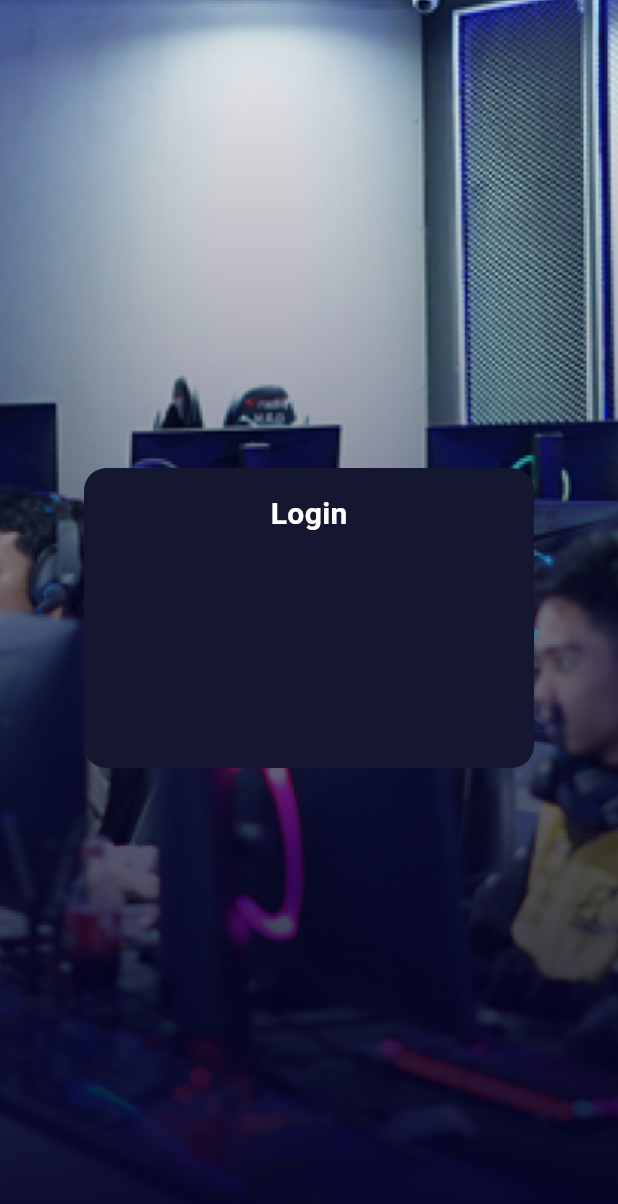
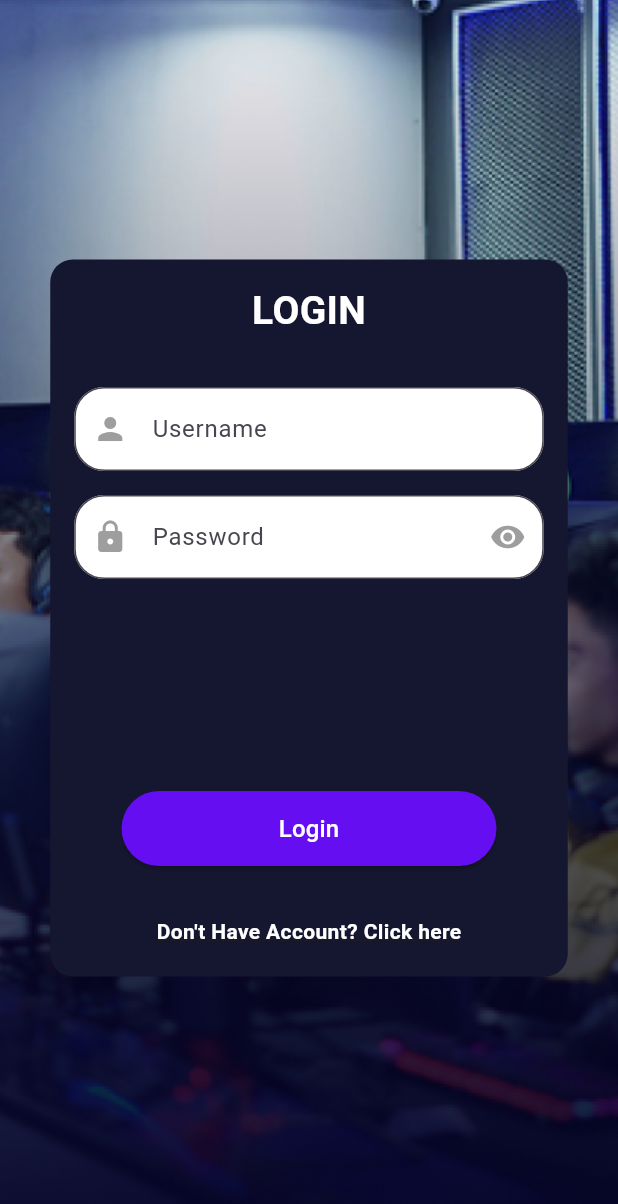
Before and after one commit to afzaalis/mobile-rpic-beta, a Flutter app: the screen it shows after launch, after a tap on "Login", on a phone screen of 412 x 824 dp. Shown: the top 1204 px of the screen. Run offline on Flutter 3.47's test engine with Material 3 defaults, Android fonts, the phone set to English and light mode, and no system bars.

Commit message:
update login,signup page

```diff
--- a/lib/pages/login.dart
+++ b/lib/pages/login.dart
@@ -1,6 +1,18 @@
 import 'package:flutter/material.dart';
+import 'package:rpic_mobile_beta/pages/reservasiPage.dart';
+import './signup.dart';
+import './reservasiPage.dart';
 
-class Login extends StatelessWidget {
+class Login extends StatefulWidget {
+  @override
+  _LoginState createState() => _LoginState();
+}
+
+class _LoginState extends State<Login> {
+  final TextEditingController _usernameController = TextEditingController();
+  final TextEditingController _passwordController = TextEditingController();
+  bool _obscureText = true;
+
   @override
   Widget build(BuildContext context) {
     return Scaffold(
@@ -11,33 +23,136 @@ class Login extends StatelessWidget {
             fit: BoxFit.cover,
           ),
         ),
-
         child: Center(
           child: Container(
-              width: 300,
-              height: 200,
+            width: 345,
+            height: 478,
             decoration: BoxDecoration(
               color: Color(0xFF15162F),
               borderRadius: BorderRadius.circular(15),
             ),
             child: Column(
+              mainAxisAlignment: MainAxisAlignment.spaceBetween,
+              children: [
+                Column(
                   children: [
                     Padding(
                       padding: const EdgeInsets.all(16.0),
                       child: Text(
+                        'LOGIN',
+                        style: TextStyle(
+                          color: Colors.white,
+                          fontSize: 26,
+                          fontWeight: FontWeight.bold,
+                        ),
+                      ),
+                    ),
+                    SizedBox(height: 16),
+                    Padding(
+                      padding: const EdgeInsets.symmetric(horizontal: 16.0),
+                      child: TextField(
+                        controller: _usernameController,
+                        decoration: InputDecoration(
+                          labelText: 'Username',
+                          prefixIcon: Icon(Icons.person, color: Colors.grey),
+                          border: OutlineInputBorder(
+                            borderRadius: BorderRadius.circular(20),
+                          ),
+                          filled: true,
+                          fillColor: Colors.white,
+                        ),
+                      ),
+                    ),
+                    SizedBox(height: 16),
+                    // Input untuk Password
+                    Padding(
+                      padding: const EdgeInsets.symmetric(horizontal: 16.0),
+                      child: TextField(
+                        controller: _passwordController,
+                        obscureText: _obscureText,
+                        decoration: InputDecoration(
+                          labelText: 'Password',
+                          prefixIcon: Icon(Icons.lock, color: Colors.grey),
+                          border: OutlineInputBorder(
+                            borderRadius: BorderRadius.circular(20),
+                          ),
+                          filled: true,
+                          fillColor: Colors.white,
+                          suffixIcon: IconButton(
+                            icon: Icon(
+                              _obscureText ? Icons.visibility : Icons.visibility_off,
+                              color: Colors.grey,
+                            ),
+                            onPressed: () {
+                              setState(() {
+                                _obscureText = !_obscureText;
+                              });
+                            },
+                          ),
+                        ),
+                      ),
+                    ),
+                    SizedBox(height: 24),
+                  ],
+                ),
+                SizedBox(height: 50),
+                SizedBox(
+                  width: 250,
+                  height: 50,
+                  child: ElevatedButton(
+                    onPressed: () {
+                      String username = _usernameController.text;
+                      String password = _passwordController.text;
+                      print('Username: $username');
+                      print('Password: $password');
+                      Navigator.push(
+                                context,
+                                MaterialPageRoute(
+                                  builder: (context) => Reservasipage(),
+                                   )
+                              );
+                    },
+                    style: ElevatedButton.styleFrom(
+                      backgroundColor: Color(0xFF640EF1),
+                      shape: RoundedRectangleBorder(
+                        borderRadius: BorderRadius.circular(26),
+                      ),
+                    ),
+                    child: Text(
                       'Login',
                       style: TextStyle(
                         color: Colors.white,
-                      fontSize: 20,
-                      fontWeight: FontWeight.bold,
+                        fontSize: 16,
+                      ),
+                    ),
+                  ),
+                ),
+
+                Container(
+                  margin: EdgeInsets.only(bottom: 20),
+                  child: GestureDetector(
+                    onTap: () {
+                      Navigator.push(
+                        context,
+                        MaterialPageRoute(builder: (context) => SignupPage()),
+                      );
+                    },
+                    child: Text(
+                      'Don\'t Have Account? Click here',
+                      style: TextStyle(
+                        color: Colors.white,
+                        fontWeight: FontWeight.w600,
+                        fontSize: 14,
+                        decoration: TextDecoration.underline,
+                      ),
                     ),
                   ),
                 ),
               ],
             ),
           ),
-    )
-      )
+        ),
+      ),
     );
   }
 }
```
Also changed, not shown: lib/pages/reservasiPage.dart (added, +20 -0 lines), lib/pages/signup.dart (+189 -0 lines), lib/pages/reservasiScreen.dart (deleted). Lines whose indentation alone changed are shown as unchanged.
